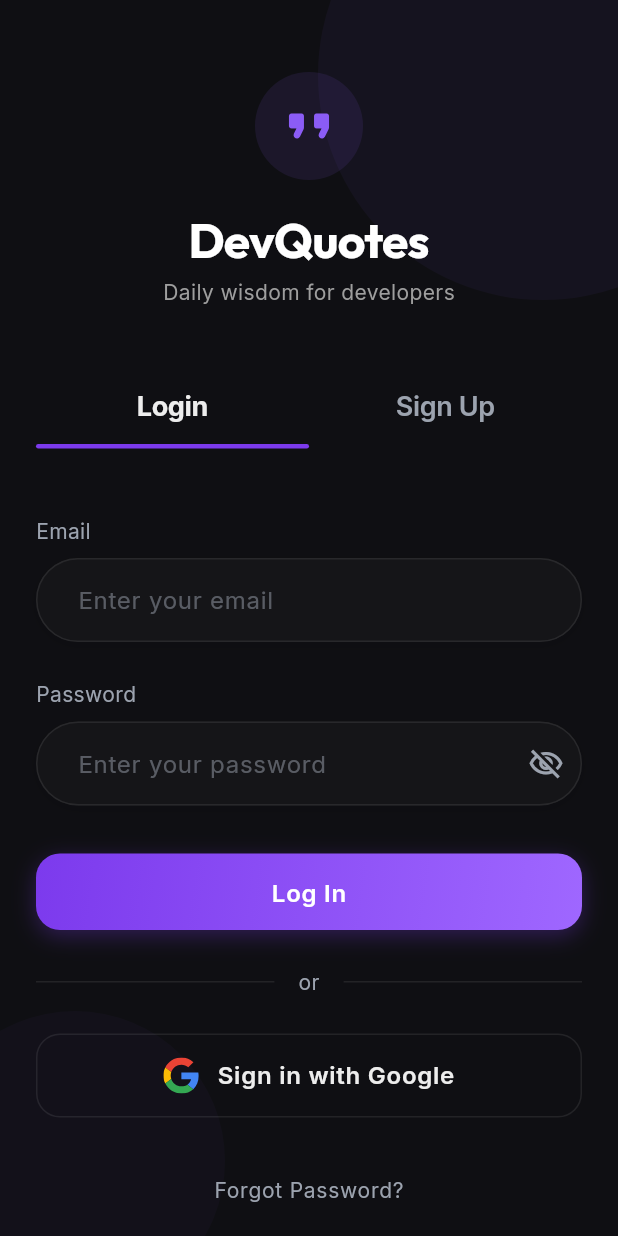
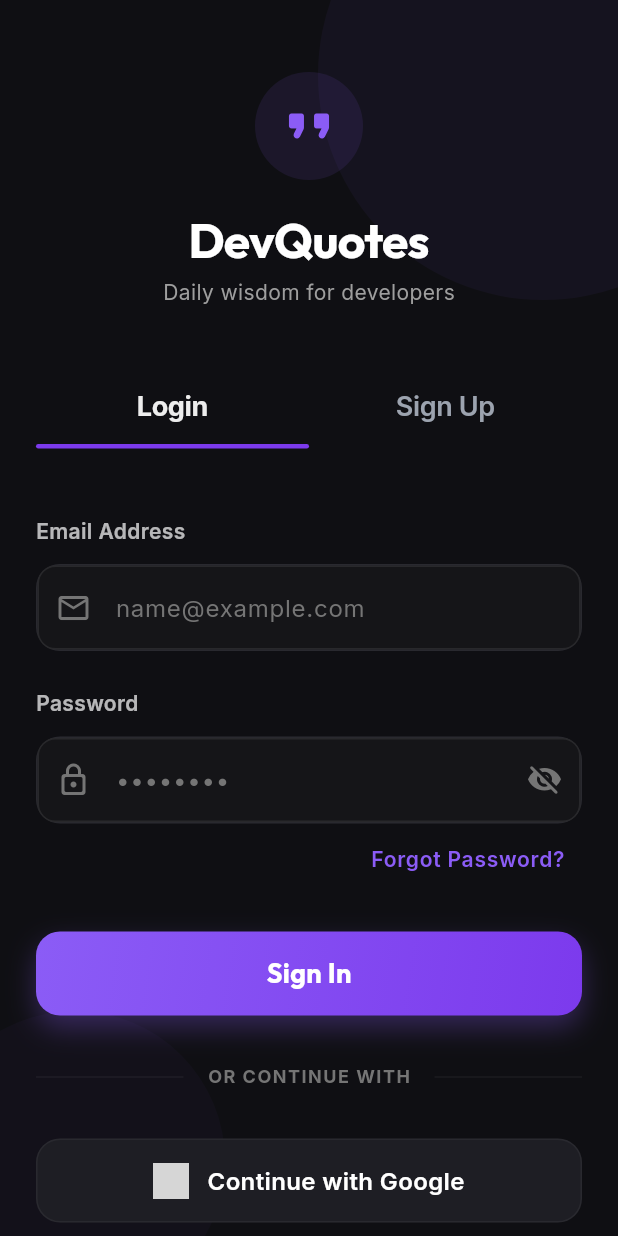
Before and after one commit to devaxissolutions/P11667, a Flutter app: the AuthScreen screen opened by its route, on a phone screen of 412 x 824 dp. Run offline on Flutter 3.47's test engine with Material 3 defaults, Android fonts, the phone set to English and light mode, and no system bars; our stand-ins replace cloud_firestore, connectivity_plus, equatable, firebase_auth, firebase_core, firebase_messaging and 9 more; missing offline and left inert: firebase_performance; accounts and stored records are empty; network calls fail; grey boxes are pictures that could not be loaded.

Commit message:
style(auth): redesign login form with glassmorphism and modern icon

```diff
--- a/lib/features/auth/screens/login_form.dart
+++ b/lib/features/auth/screens/login_form.dart
@@ -1,15 +1,10 @@
 import 'package:flutter/material.dart';
 import 'package:flutter_riverpod/flutter_riverpod.dart';
 import 'package:go_router/go_router.dart';
-import '../../../core/widgets/primary_button.dart';
-import '../../../core/theme/typography.dart';
-import '../../../core/theme/colors.dart';
+import 'package:google_fonts/google_fonts.dart';
 import '../controllers/auth_controller.dart';
 import '../models/auth_state.dart';
 import '../utils/validators.dart';
-import '../widgets/auth_text_field.dart';
-import '../widgets/auth_divider.dart';
-import '../widgets/google_sign_in_button.dart';
 
 class LoginForm extends ConsumerStatefulWidget {
   const LoginForm({super.key});
@@ -23,6 +18,7 @@ class _LoginFormState extends ConsumerState<LoginForm> {
   final _passwordController = TextEditingController();
   String? _emailError;
   String? _passwordError;
+  bool _obscurePassword = true;
 
   @override
   void dispose() {
@@ -63,95 +59,251 @@ class _LoginFormState extends ConsumerState<LoginForm> {
       children: [
         const SizedBox(height: 32),
 
-        // Email field
-        AuthTextField(
-          label: 'Email',
-          hint: 'Enter your email',
+        // Email Field
+        _buildLabel('Email Address'),
+        const SizedBox(height: 12),
+        _buildTextField(
           controller: _emailController,
-          errorText: _emailError,
+          hint: 'name@example.com',
+          icon: Icons.email_outlined,
+          isError: _emailError != null,
           keyboardType: TextInputType.emailAddress,
-          onChanged: (_) {
-            if (_emailError != null) {
-              setState(() => _emailError = null);
-            }
-          },
         ),
+        if (_emailError != null) _buildError(_emailError!),
 
         const SizedBox(height: 24),
 
-        // Password field
-        AuthTextField(
-          label: 'Password',
-          hint: 'Enter your password',
+        // Password Field
+        _buildLabel('Password'),
+        const SizedBox(height: 12),
+        _buildTextField(
+          controller: _passwordController,
+          hint: '••••••••',
+          icon: Icons.lock_outline_rounded,
           isPassword: true,
-          controller: _passwordController,
-          errorText: _passwordError,
-          onChanged: (_) {
-            if (_passwordError != null) {
-              setState(() => _passwordError = null);
-            }
-          },
+          obscureText: _obscurePassword,
+          isError: _passwordError != null,
+          toggleVisibility: () => setState(() => _obscurePassword = !_obscurePassword),
+        ),
+        if (_passwordError != null) _buildError(_passwordError!),
+
+        // Forgot Password?
+        Align(
+          alignment: Alignment.centerRight,
+          child: TextButton(
+            onPressed: () => context.push('/auth/forgot-password'),
+            child: Text(
+              'Forgot Password?',
+              style: GoogleFonts.inter(
+                color: const Color(0xFF8B5CF6),
+                fontSize: 14,
+                fontWeight: FontWeight.w600,
+              ),
+            ),
+          ),
+        ),
+
+        const SizedBox(height: 12),
+
+        // Error message from API
+        if (errorMessage != null)
+          _buildBannerError(errorMessage),
+
+        // Login Button
+        const SizedBox(height: 12),
+        GestureDetector(
+          onTap: isLoading ? null : _validateAndSubmit,
+          child: Container(
+            height: 56,
+            decoration: BoxDecoration(
+              gradient: const LinearGradient(
+                colors: [Color(0xFF8B5CF6), Color(0xFF7C3AED)],
+                begin: Alignment.topLeft,
+                end: Alignment.bottomRight,
+              ),
+              borderRadius: BorderRadius.circular(16),
+              boxShadow: [
+                BoxShadow(
+                  color: const Color(0xFF8B5CF6).withOpacity(0.3),
+                  blurRadius: 15,
+                  offset: const Offset(0, 8),
+                ),
+              ],
+            ),
+            child: Center(
+              child: isLoading
+                  ? const SizedBox(
+                      height: 24,
+                      width: 24,
+                      child: CircularProgressIndicator(color: Colors.white, strokeWidth: 2),
+                    )
+                  : Text(
+                      'Sign In',
+                      style: GoogleFonts.outfit(
+                        color: Colors.white,
+                        fontSize: 18,
+                        fontWeight: FontWeight.bold,
+                      ),
+                    ),
+            ),
+          ),
         ),
 
         const SizedBox(height: 32),
 
-        // Error message
-        if (errorMessage != null) ...[
-          Container(
-            padding: const EdgeInsets.all(12),
-            decoration: BoxDecoration(
-              color: AppColors.error.withValues(alpha: 0.1),
-              borderRadius: BorderRadius.circular(8),
+        // Divider
+        Row(
+          children: [
+            Expanded(child: Divider(color: Colors.white.withOpacity(0.05))),
+            Padding(
+              padding: const EdgeInsets.symmetric(horizontal: 16),
+              child: Text(
+                'OR CONTINUE WITH',
+                style: GoogleFonts.inter(
+                  color: Colors.grey[600],
+                  fontSize: 12,
+                  fontWeight: FontWeight.bold,
+                  letterSpacing: 1,
+                ),
+              ),
             ),
-            child: Text(
-              errorMessage,
-              style: AppTypography.body2.copyWith(color: AppColors.error),
-              textAlign: TextAlign.center,
-            ),
-          ),
-          const SizedBox(height: 16),
-        ],
-
-        // Login button
-        PrimaryButton(
-          text: 'Log In',
-          onPressed: isLoading ? null : _validateAndSubmit,
-          isLoading: isLoading,
+            Expanded(child: Divider(color: Colors.white.withOpacity(0.05))),
+          ],
         ),
 
-        const SizedBox(height: 24),
+        const SizedBox(height: 32),
 
-        // Divider
-        const AuthDivider(),
-
-        const SizedBox(height: 24),
-
-        // Google sign-in button
-        GoogleSignInButton(
-          text: 'Sign in with Google',
-          onPressed: () {
-            ref.read(loginControllerProvider.notifier).signInWithGoogle();
-          },
-          isLoading: loginAsync.isLoading,
-        ),
-
-        const SizedBox(height: 24),
-
-        // Forgot password link
-        Center(
-          child: TextButton(
-            onPressed: () {
-              context.push('/auth/forgot-password');
-            },
-            child: Text(
-              'Forgot Password?',
-              style: AppTypography.body2.copyWith(
-                color: AppColors.textSecondary,
-              ),
+        // Google Sign In Button
+        GestureDetector(
+          onTap: isLoading ? null : () => ref.read(loginControllerProvider.notifier).signInWithGoogle(),
+          child: Container(
+            height: 56,
+            decoration: BoxDecoration(
+              color: const Color(0xFF1E1E24),
+              borderRadius: BorderRadius.circular(16),
+              border: Border.all(color: Colors.white.withOpacity(0.05)),
+            ),
+            child: Row(
+              mainAxisAlignment: MainAxisAlignment.center,
+              children: [
+                Image.network(
+                  'https://www.google.com/images/branding/googleg/1x/googleg_standard_color_128dp.png',
+                  height: 24,
+                  loadingBuilder: (context, child, loadingProgress) {
+                    if (loadingProgress == null) return child;
+                    return const SizedBox(
+                      width: 24,
+                      height: 24,
+                      child: CircularProgressIndicator(strokeWidth: 2),
+                    );
+                  },
+                ),
+                const SizedBox(width: 12),
+                Text(
+                  'Continue with Google',
+                  style: GoogleFonts.inter(
+                    color: Colors.white,
+                    fontSize: 16,
+                    fontWeight: FontWeight.w600,
+                  ),
+                ),
+              ],
             ),
           ),
         ),
+
+        const SizedBox(height: 48),
       ],
     );
   }
+
+  Widget _buildLabel(String text) {
+    return Text(
+      text,
+      style: GoogleFonts.inter(
+        color: Colors.white70,
+        fontSize: 14,
+        fontWeight: FontWeight.w600,
+      ),
+    );
+  }
+
+  Widget _buildTextField({
+    required TextEditingController controller,
+    required String hint,
+    required IconData icon,
+    required bool isError,
+    bool isPassword = false,
+    bool obscureText = false,
+    TextInputType? keyboardType,
+    VoidCallback? toggleVisibility,
+  }) {
+    return Container(
+      decoration: BoxDecoration(
+        color: const Color(0xFF1E1E24),
+        borderRadius: BorderRadius.circular(16),
+        border: Border.all(
+          color: isError
+              ? Colors.redAccent.withOpacity(0.5)
+              : Colors.white.withOpacity(0.05),
+        ),
+      ),
+      child: TextField(
+        controller: controller,
+        obscureText: obscureText,
+        keyboardType: keyboardType,
+        style: GoogleFonts.inter(color: Colors.white),
+        decoration: InputDecoration(
+          hintText: hint,
+          hintStyle: GoogleFonts.inter(color: Colors.grey[600]),
+          prefixIcon: Icon(icon, color: Colors.grey[600]),
+          suffixIcon: isPassword
+              ? IconButton(
+                  icon: Icon(
+                    obscureText ? Icons.visibility_off_rounded : Icons.visibility_rounded,
+                    color: Colors.grey[600],
+                  ),
+                  onPressed: toggleVisibility,
+                )
+              : null,
+          border: InputBorder.none,
+          contentPadding: const EdgeInsets.symmetric(horizontal: 20, vertical: 16),
+        ),
+      ),
+    );
+  }
+
+  Widget _buildError(String error) {
+    return Padding(
+      padding: const EdgeInsets.only(top: 8, left: 4),
+      child: Text(
+        error,
+        style: GoogleFonts.inter(color: Colors.redAccent, fontSize: 12),
+      ),
+    );
+  }
+
+  Widget _buildBannerError(String message) {
+    return Container(
+      margin: const EdgeInsets.only(bottom: 16),
+      padding: const EdgeInsets.all(12),
+      decoration: BoxDecoration(
+        color: Colors.redAccent.withOpacity(0.1),
+        borderRadius: BorderRadius.circular(12),
+        border: Border.all(color: Colors.redAccent.withOpacity(0.2)),
+      ),
+      child: Row(
+        children: [
+          const Icon(Icons.error_outline_rounded, color: Colors.redAccent, size: 20),
+          const SizedBox(width: 12),
+          Expanded(
+            child: Text(
+              message,
+              style: GoogleFonts.inter(color: Colors.redAccent, fontSize: 13),
+            ),
+          ),
+        ],
+      ),
+    );
+  }
 }
```
